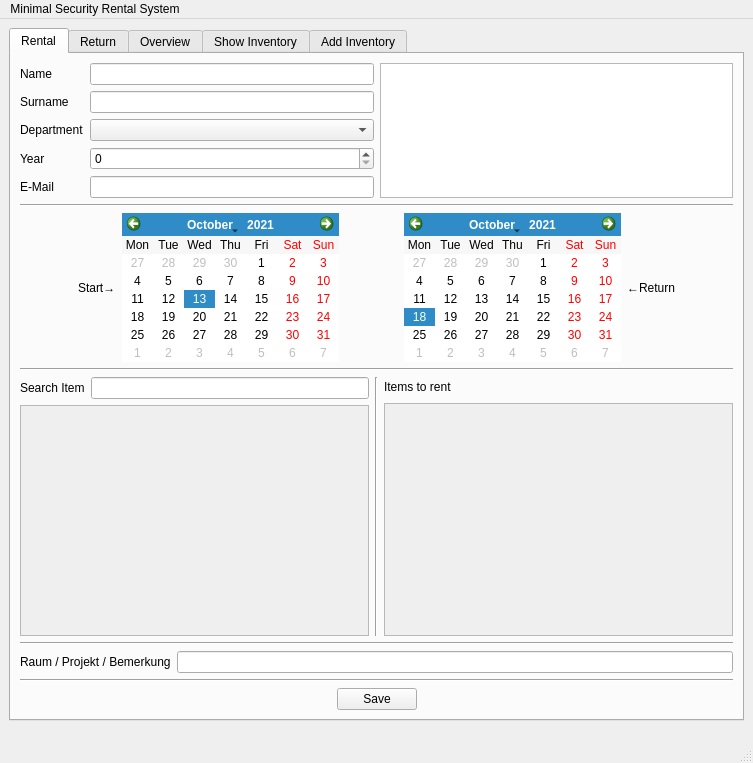
Old version of the form Minimum Security Rental System/mainwindow.ui in the repository clockdiv/Minimum-Security-Rental-System.
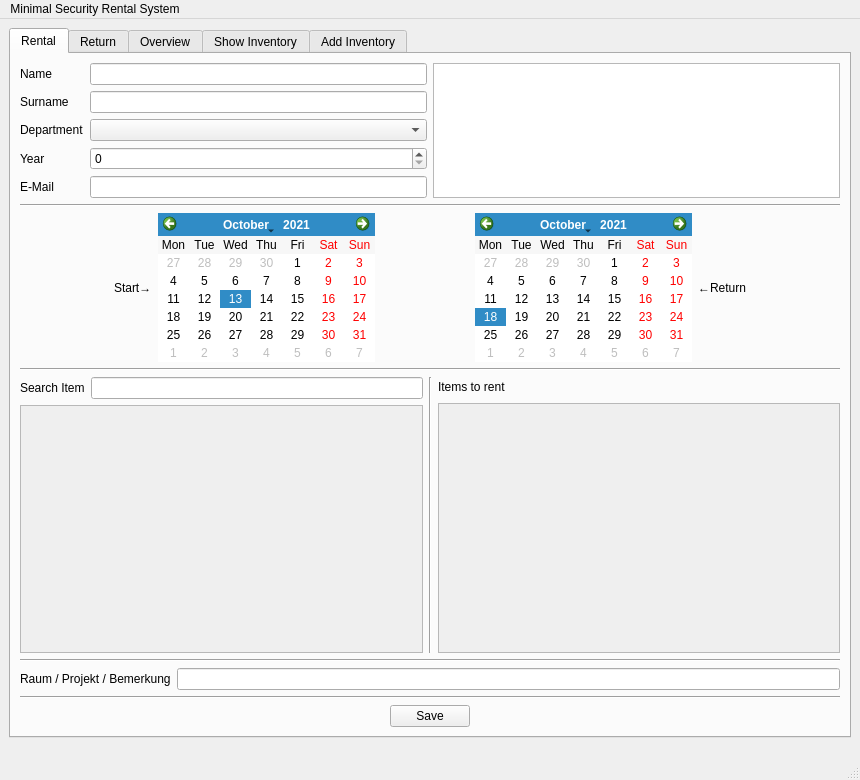
New version of the form. The open tabs and pages were chosen to show the change. Custom widgets are drawn as their Qt base class.

Diff of the .ui file:
```diff
--- a/Minimum Security Rental System/mainwindow.ui
+++ b/Minimum Security Rental System/mainwindow.ui
@@ -6,8 +6,8 @@
    <rect>
     <x>0</x>
     <y>0</y>
-    <width>753</width>
-    <height>763</height>
+    <width>860</width>
+    <height>780</height>
    </rect>
   </property>
   <property name="windowTitle">
@@ -277,8 +277,8 @@
                 <rect>
                  <x>0</x>
                  <y>0</y>
-                 <width>332</width>
-                 <height>120</height>
+                 <width>386</width>
+                 <height>137</height>
                 </rect>
                </property>
                <layout class="QVBoxLayout" name="verticalLayout_9">
@@ -343,8 +343,8 @@
                 <rect>
                  <x>0</x>
                  <y>0</y>
-                 <width>332</width>
-                 <height>121</height>
+                 <width>385</width>
+                 <height>138</height>
                 </rect>
                </property>
                <layout class="QVBoxLayout" name="verticalLayout_10">
@@ -772,7 +772,7 @@
     <rect>
      <x>0</x>
      <y>0</y>
-     <width>753</width>
+     <width>860</width>
      <height>24</height>
     </rect>
    </property>
```
Left out of the diff: 10 changed lines with no effect on the pictures.
